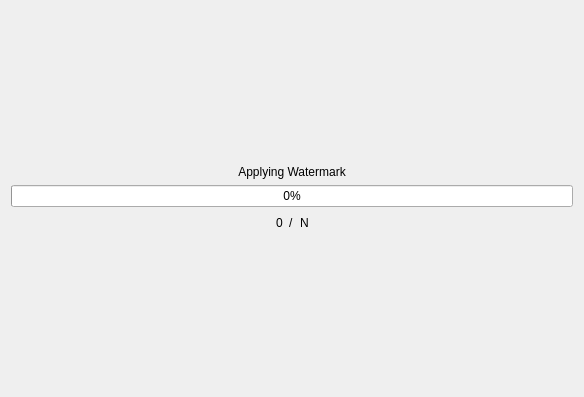
This is gui/watermark_progress.ui in fishhead2567/watermark_app as Qt 5 draws it before an edit. The edited form follows.
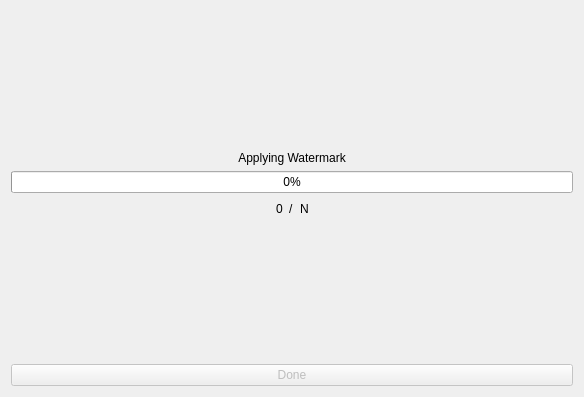
This is the edited form.

Commit message:
Connected GUI elements. Crafted progress UI.
Now shows which files are processing and shows progress UI. GUI app works.
~ 6 hours

```diff
--- a/gui/watermark_progress.ui
+++ b/gui/watermark_progress.ui
@@ -120,6 +120,16 @@
      </property>
     </spacer>
    </item>
+   <item>
+    <widget class="QPushButton" name="doneButton">
+     <property name="enabled">
+      <bool>false</bool>
+     </property>
+     <property name="text">
+      <string>Done</string>
+     </property>
+    </widget>
+   </item>
   </layout>
  </widget>
  <resources/>
```
Left out of the diff: 2 changed lines with no effect on the pictures. The commit also changes 8 other files.
